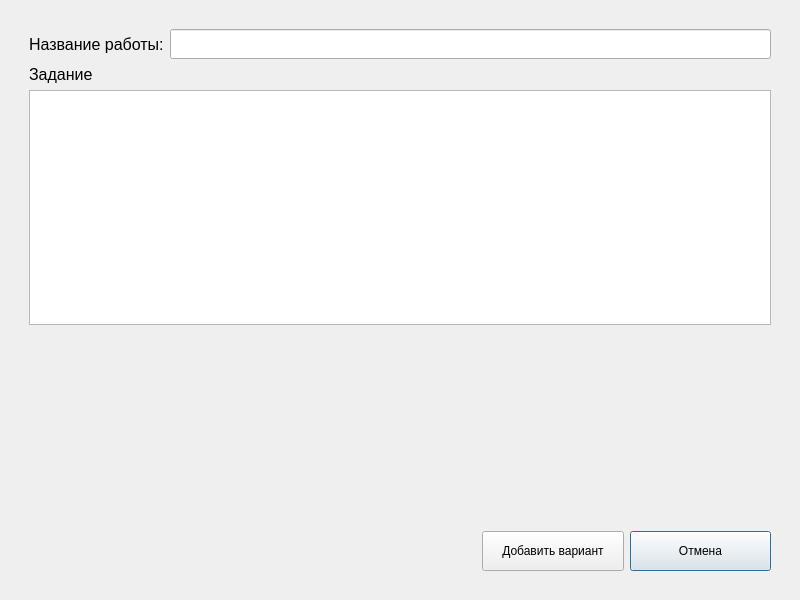
Before: the Qt Designer form testwindow.ui in geroineee/ARM_QT, drawn with Qt 5.
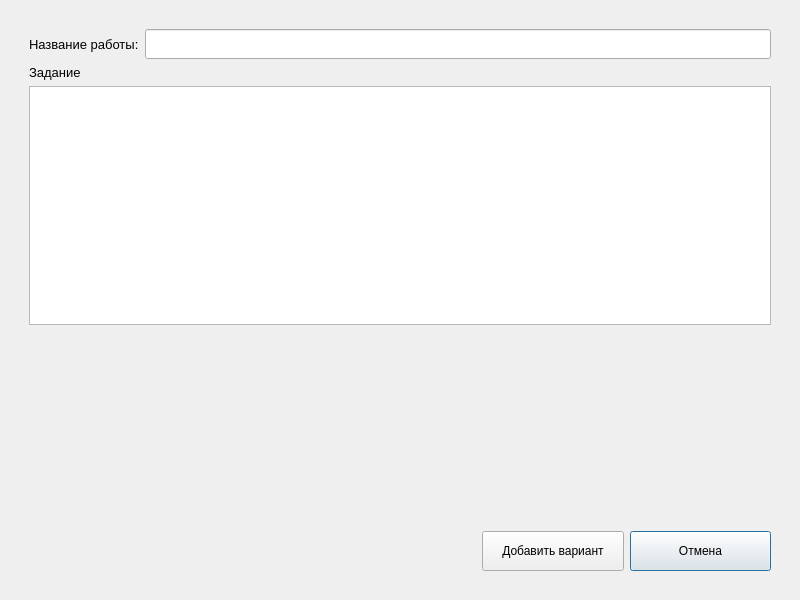
After: the same form once the commit is applied.

Diff of the .ui file:
```diff
--- a/testwindow.ui
+++ b/testwindow.ui
@@ -48,7 +48,7 @@
           <widget class="QLabel" name="label_2">
            <property name="font">
             <font>
-             <pointsize>12</pointsize>
+             <pointsize>10</pointsize>
             </font>
            </property>
            <property name="text">
@@ -71,7 +71,7 @@
             <widget class="QLabel" name="label">
              <property name="font">
               <font>
-               <pointsize>12</pointsize>
+               <pointsize>10</pointsize>
               </font>
              </property>
              <property name="text">
```
